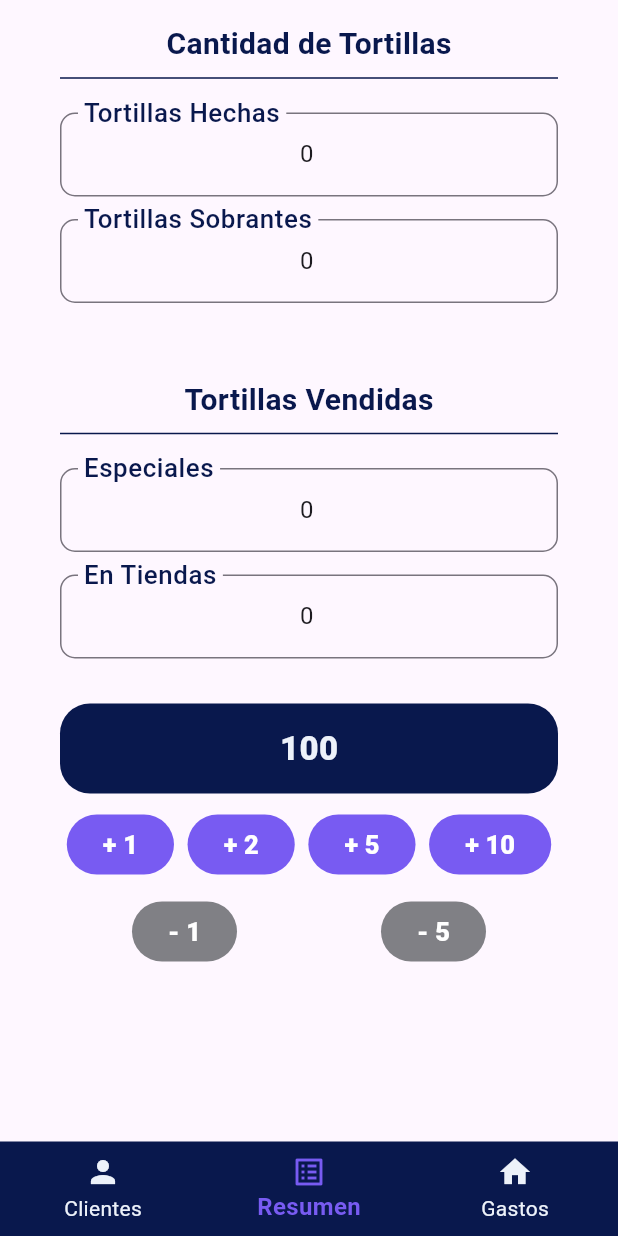
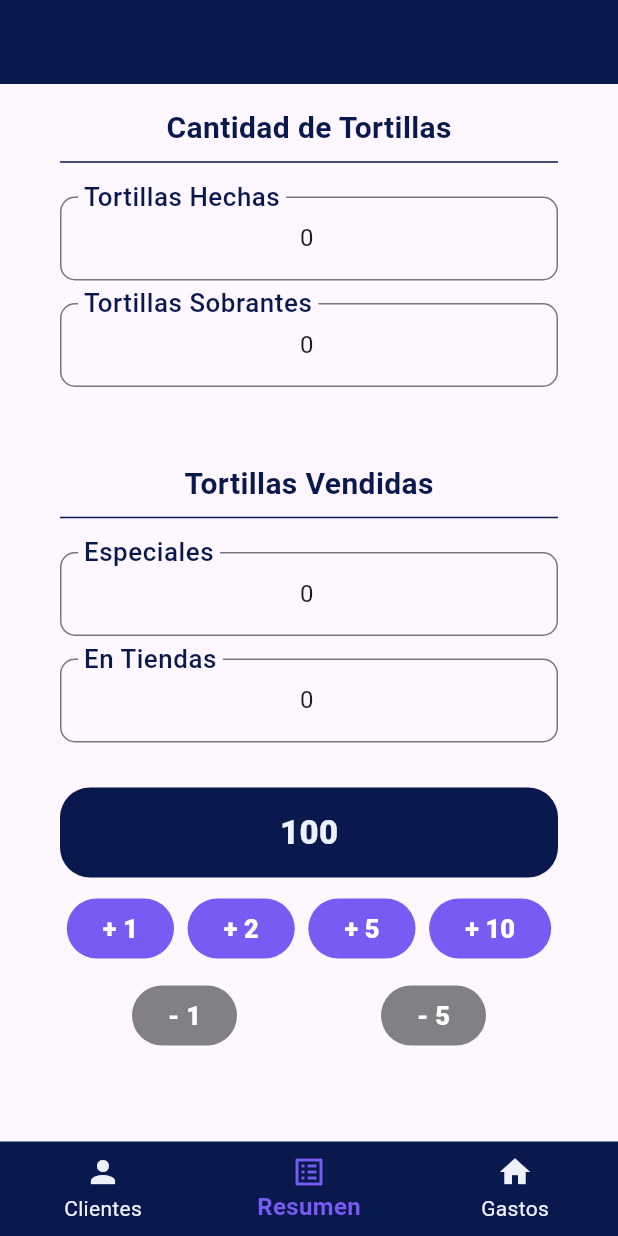
Before and after one commit to Angel-Alfonso-OL/tortilleria_chaly, a Flutter app: the screen it shows after launch, on a phone screen of 412 x 824 dp. Run offline on Flutter 3.47's test engine with Material 3 defaults, Android fonts, the light colour scheme and no system bars; our stand-ins replace animate_do, flutter_riverpod, go_router, isar; accounts and stored records are empty; generated files the repository leaves out were written again.

Commit message:
Agregando appBar a SalesScreen.

```diff
--- a/lib/config/custom_theme.dart
+++ b/lib/config/custom_theme.dart
@@ -3,7 +3,10 @@ import 'package:tortilleria_chaly/config/colors.dart';
 
 final customTheme = ThemeData(
   useMaterial3: true,
-
+  appBarTheme: const AppBarTheme(
+    backgroundColor: darkBlue,
+    foregroundColor: darkBlue,
+  ),
   //BottomNavigationBarThemeData
   bottomNavigationBarTheme: const BottomNavigationBarThemeData(
     backgroundColor: darkBlue,
--- a/lib/domain/entities/summary/summary.dart
+++ b/lib/domain/entities/summary/summary.dart
@@ -4,7 +4,7 @@ part 'summary.g.dart';
 
 @collection
 class Summary {
-  final Id id = Isar.autoIncrement;
+  final Id id;
   final DateTime date;
   final int tortillasHechas;
   final int tortillasSobrantes;
@@ -26,7 +26,7 @@ class Summary {
   );
 
   Summary({
-    Id id = Isar.autoIncrement,
+    this.id = Isar.autoIncrement,
     required this.totalFiados,
     required this.totalPagados,
     required this.tortillasHechas,
--- a/lib/presentation/screen/sale_screen/sales_screen.dart
+++ b/lib/presentation/screen/sale_screen/sales_screen.dart
@@ -79,7 +79,11 @@ class SalesScreen extends ConsumerWidget {
               child: CircularProgressIndicator(),
             );
           }
-          return Container(
+          return Scaffold(
+            appBar: AppBar(
+
+            ),
+            body: Container(
               height: double.infinity,
               padding: const EdgeInsets.symmetric(horizontal: 40, vertical: 0),
               child: SingleChildScrollView(
@@ -174,6 +178,7 @@ class SalesScreen extends ConsumerWidget {
                   ],
                 ),
               ),
+            ),
           );
         },
       ),
```
Lines whose indentation alone changed are shown as unchanged.
